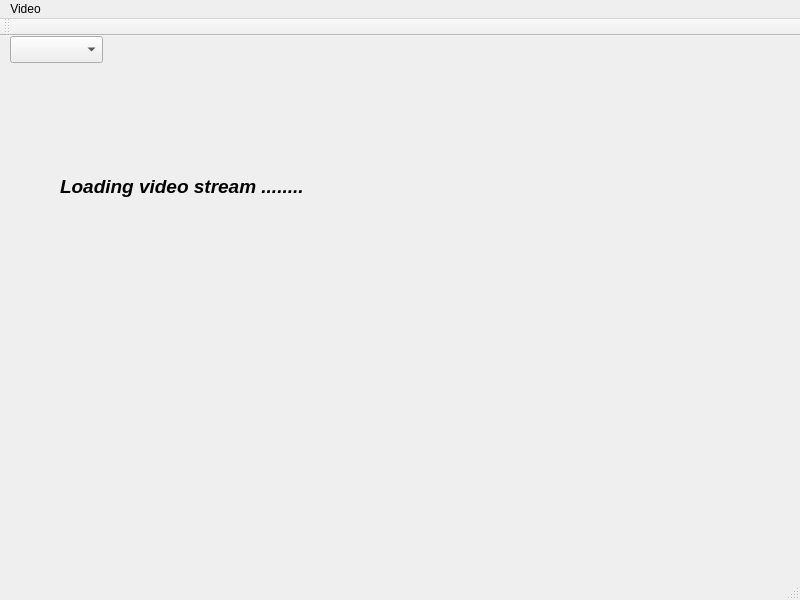
First picture: the form in rtspwindow.ui, repository surfzoid/QtVsPlayer, before the edit.
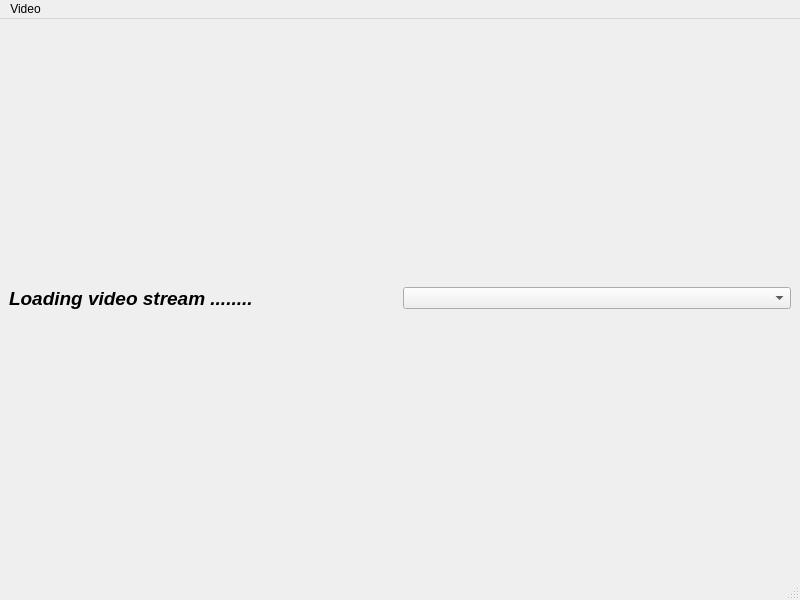
Second picture: the form after the edit.

What changed in the file:
```diff
--- a/rtspwindow.ui
+++ b/rtspwindow.ui
@@ -14,25 +14,9 @@
    <string>RTSP Player</string>
   </property>
   <widget class="QWidget" name="centralwidget">
-   <widget class="QComboBox" name="ComboBxCam">
-    <property name="geometry">
-     <rect>
-      <x>10</x>
-      <y>0</y>
-      <width>93</width>
-      <height>27</height>
-     </rect>
-    </property>
-   </widget>
+   <layout class="QHBoxLayout" name="horizontalLayout">
+    <item>
    <widget class="QLabel" name="lblLoading">
-    <property name="geometry">
-     <rect>
-      <x>60</x>
-      <y>130</y>
-      <width>631</width>
-      <height>41</height>
-     </rect>
-    </property>
     <property name="font">
      <font>
       <pointsize>14</pointsize>
@@ -45,6 +29,11 @@
      <string>Loading video stream ........</string>
     </property>
    </widget>
+    </item>
+    <item>
+     <widget class="QComboBox" name="ComboBxCam"/>
+    </item>
+   </layout>
   </widget>
   <widget class="QMenuBar" name="menubar">
    <property name="geometry">
@@ -73,17 +62,6 @@
    <addaction name="menuVideo"/>
   </widget>
   <widget class="QStatusBar" name="statusbar"/>
-  <widget class="QToolBar" name="toolBar">
-   <property name="windowTitle">
-    <string>toolBar</string>
-   </property>
-   <attribute name="toolBarArea">
-    <enum>TopToolBarArea</enum>
-   </attribute>
-   <attribute name="toolBarBreak">
-    <bool>false</bool>
-   </attribute>
-  </widget>
   <action name="actionDefault">
    <property name="text">
     <string>Default</string>
```
Left out of the diff: 42 changed lines with no effect on the pictures. Lines whose indentation alone changed are shown as unchanged.
